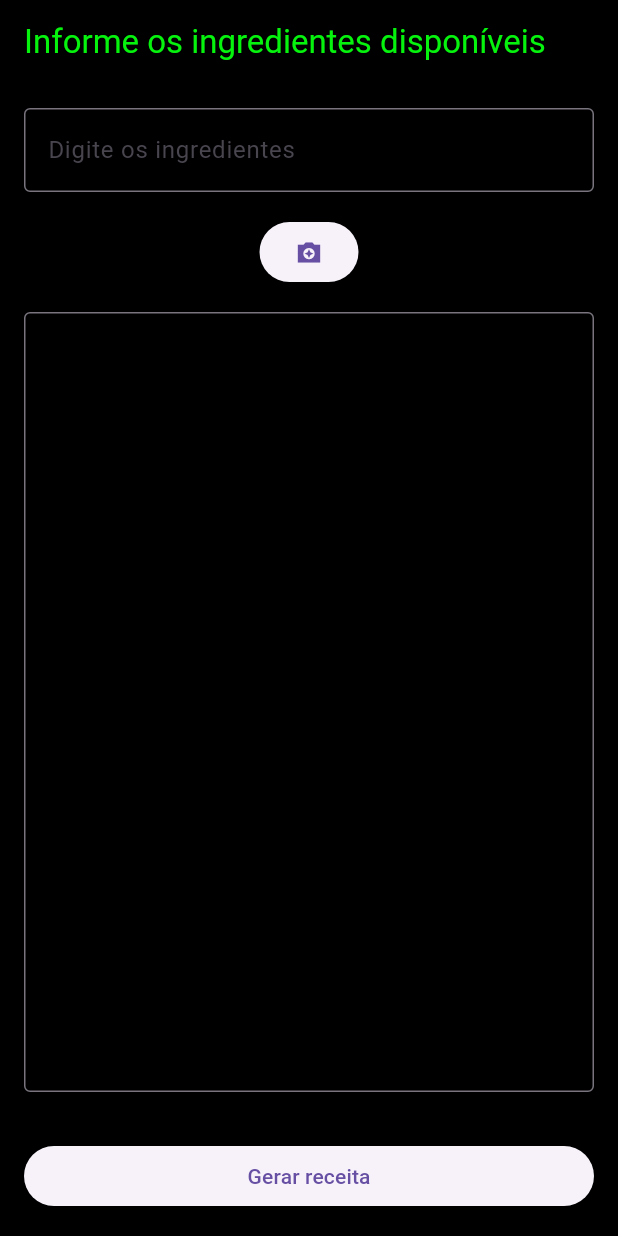
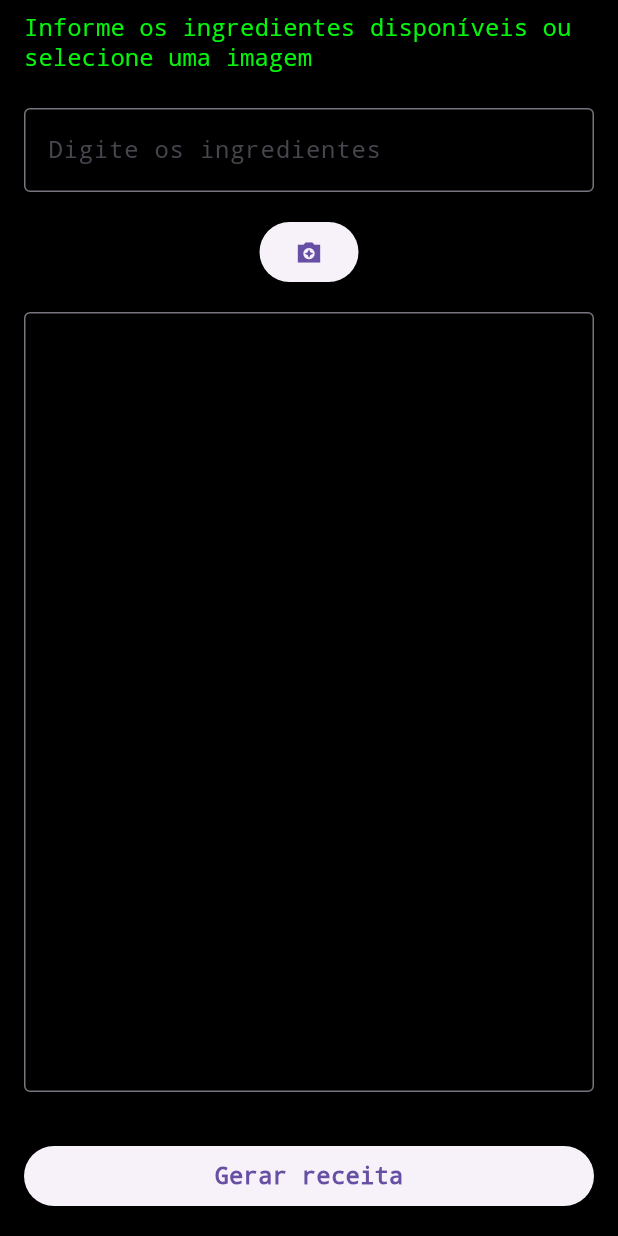
Before and after one commit to rmorbach/gemini-flutter-app, a Flutter app: the screen it shows after launch, on a phone screen of 412 x 824 dp. Run offline on Flutter 3.47's test engine with Material 3 defaults, Android fonts, the phone set to English and light mode, and no system bars; our stand-ins replace file_picker, flutter_dotenv, google_generative_ai; missing offline and left inert: dart:ffi.

```diff
--- a/lib/main.dart
+++ b/lib/main.dart
@@ -17,6 +17,7 @@ class MyApp extends StatelessWidget {
   Widget build(BuildContext context) {
     return const MaterialApp(
       home: HomeScreen(),
+      debugShowCheckedModeBanner: false,
     );
   }
 }
@@ -68,8 +69,7 @@ class _HomeScreenState extends State<HomeScreen> {
     var image = _selectedImage;
     if (image != null) {
       Uint8List bytes = await image.readAsBytes();
-      result = await _geminiAPI.executePromptWithData(
-          prompt, bytes);
+      result = await _geminiAPI.executePromptWithData(prompt, bytes);
     } else {
       result = await _geminiAPI.executePrompt(prompt);
     }
@@ -99,7 +99,14 @@ class _HomeScreenState extends State<HomeScreen> {
     return Scaffold(
       backgroundColor: Colors.black,
       appBar: AppBar(
-        title: const Text('Informe os ingredientes disponíveis'),
+        title: Text(
+          'Informe os ingredientes disponíveis ou selecione uma imagem ',
+          maxLines: 3,
+          style: TextStyle(
+              color: _inputTextColor,
+              fontFamily: 'Courier New',
+              fontSize: 16.0),
+        ),
         backgroundColor: Colors.black,
         foregroundColor: _inputTextColor,
       ),
@@ -108,10 +115,13 @@ class _HomeScreenState extends State<HomeScreen> {
           Padding(
             padding: const EdgeInsets.all(16.0),
             child: TextField(
-              style: TextStyle(color: _inputTextColor),
+              style:
+                  TextStyle(color: _inputTextColor, fontFamily: 'Courier New'),
               controller: _inputController,
               expands: false,
               decoration: InputDecoration(
+                fillColor: Colors.white,
+                focusColor: Colors.white,
                 hintText: 'Digite os ingredientes',
                 border: OutlineInputBorder(
                     borderSide: BorderSide(color: _inputTextColor, width: 1.0)),
@@ -157,7 +167,13 @@ class _HomeScreenState extends State<HomeScreen> {
         width: double.infinity,
         child: ElevatedButton(
           onPressed: _sendButtonPressed,
-          child: const Text('Gerar receita'),
+          child: const Text(
+            'Gerar receita',
+            style: TextStyle(
+                fontFamily: 'Courier New',
+                fontSize: 16.0,
+                fontWeight: FontWeight.bold),
+          ),
         ),
       );
     }
--- a/lib/prompt/prompt_creator.dart
+++ b/lib/prompt/prompt_creator.dart
@@ -7,6 +7,7 @@ class PromptCreator {
         "Com base nos ingredientes informados sugira uma única receita detalhando: resumo da receita contendo título e tempo médio de preparo");
     prompt.add("ingredientes necessários");
     prompt.add("modo de preparo");
+    prompt.add("na sua resposta, na lista de ingredientes substitua os arteriscos que marcam cada ingrediente pelo emoji 🍎");
     prompt.add("Os ingredientes são: ");
 
     prompt.add(ingredients);
@@ -21,6 +22,7 @@ class PromptCreator {
         "Com base na imagem fornecida, identifique os elementos e sugira uma única receita detalhando: resumo da receita contendo título e tempo médio de preparo");
     prompt.add("ingredientes necessários");
     prompt.add("modo de preparo");
+    prompt.add("na sua resposta, na lista de ingredientes substitua os arteriscos que marcam cada ingrediente pelo emoji 🍎");
 
     return prompt;
   }
```
Also changed, not shown: 1 other file.
